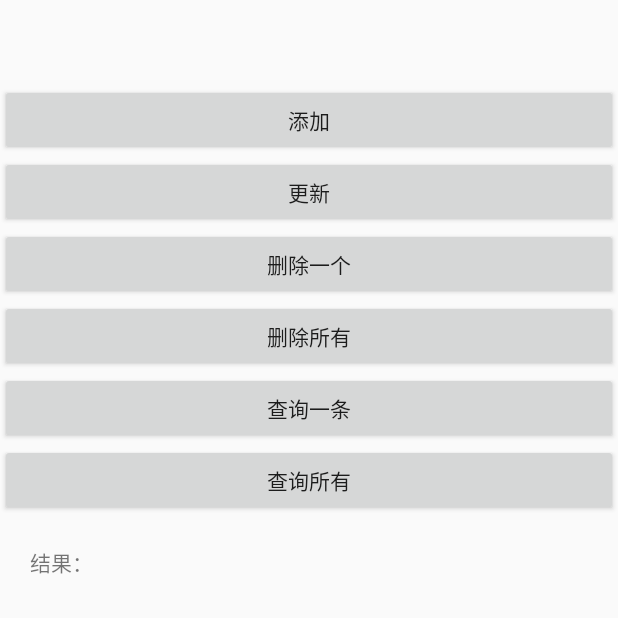
After one commit to qqxliufeng/RedPacketMonkey, an Android app: the TestRedPacket screen opened directly, with no data from a screen before it, on a phone screen of 412 x 824 dp, the top half of it. The commit adds this screen. Run offline under Robolectric (Android 15) with nearby library versions, the phone set to English and light mode, and no system bars.

```diff
--- a/app/src/main/AndroidManifest.xml
+++ b/app/src/main/AndroidManifest.xml
@@ -73,6 +73,9 @@
             android:exported="true"
             android:launchMode="singleTop"
             android:theme="@android:style/Theme.NoDisplay" />
+        <activity android:name=".ui.activity.TestRedPacket" >
+
+        </activity>
 
     </application>
 
--- a/app/src/main/java/com/android/ql/lf/redpacketmonkey/data/GroupBean.kt
+++ b/app/src/main/java/com/android/ql/lf/redpacketmonkey/data/GroupBean.kt
@@ -12,7 +12,7 @@ class GroupBean : Serializable {
     var group_pic: String? = null
     var group_cou: String? = null
     var group_number: String? = null
-    var group_gid: String? = null
+    var group_gid: Long? = null
     var group_max: String? = null
     var group_is_show: String? = null
     var group_times: String? = null
--- /dev/null
+++ b/app/src/main/java/com/android/ql/lf/redpacketmonkey/ui/activity/TestRedPacket.kt
@@ -0,0 +1,59 @@
+package com.android.ql.lf.redpacketmonkey.ui.activity
+
+import com.android.ql.lf.redpacketmonkey.R
+import com.android.ql.lf.redpacketmonkey.application.MyApplication
+import com.android.ql.lf.redpacketmonkey.data.room.RedPacketEntity
+import com.google.gson.Gson
+import kotlinx.android.synthetic.main.test_red_packet_layout.*
+import java.util.*
+
+class TestRedPacket : BaseActivity() {
+
+    private val redPacketDao by lazy {
+        MyApplication.getInstance().redPacketDao
+    }
+
+    private var index:Long = 3
+
+    override fun getLayoutId() = R.layout.test_red_packet_layout
+
+    override fun initView() {
+        mBtAdd.setOnClickListener {
+            val redPacketEntity = RedPacketEntity()
+            redPacketEntity.sendUserNickName = "this is new insert nick name"
+            redPacketEntity.sendUserFace = "this is new insert face"
+            redPacketEntity.newColumn = "this is new column"
+            redPacketEntity.sendTime = "${System.currentTimeMillis()}"
+            val random = Random()
+            redPacketEntity.redPacketId = random.nextInt(1000).toLong()
+            redPacketDao.insertRedPacket(redPacketEntity)
+        }
+        mBtUpdate.setOnClickListener {
+            val redPacketEntity = RedPacketEntity()
+            redPacketEntity.id = 4
+            redPacketEntity.sendUserNickName = "this is new update nick name"
+            redPacketEntity.sendUserFace = "this is new update face"
+            redPacketEntity.sendTime = "${System.currentTimeMillis()}"
+            redPacketEntity.redPacketId = 2
+            redPacketDao.updateRedPacket(redPacketEntity)
+        }
+        mBtDeleteOne.setOnClickListener {
+            val redPacketEntity = RedPacketEntity()
+            redPacketEntity.redPacketId = 2
+            redPacketDao.deleteRedPacket(redPacketEntity)
+        }
+        mBtDeleteAll.setOnClickListener {
+            redPacketDao.deleteAll()
+        }
+        mBtQueryOne.setOnClickListener {
+            redPacketDao.queryById(2).apply {
+                mTvResult.text = Gson().toJson(this)
+            }
+        }
+        mBtQueryAll.setOnClickListener {
+            redPacketDao.queryAll().apply {
+                mTvResult.text = Gson().toJson(this)
+            }
+        }
+    }
+}
--- a/app/src/main/java/com/android/ql/lf/redpacketmonkey/ui/fragment/mine/LoginFragment.kt
+++ b/app/src/main/java/com/android/ql/lf/redpacketmonkey/ui/fragment/mine/LoginFragment.kt
@@ -87,11 +87,15 @@ class LoginFragment : BaseNetWorkingFragment() {
             userPresent.onLogin(obj as JSONObject)
             JMessageClient.login(UserInfo.getInstance().user_as, UserInfo.getInstance().user_as, object : RequestCallback<List<DeviceInfo>>() {
                 override fun gotResult(p0: Int, p1: String?, p2: List<DeviceInfo>?) {
+                    if (progressDialog != null && progressDialog.isShowing) {
+                        progressDialog.dismiss()
+                        progressDialog = null
+                    }
                     if (p0 == 0) { //表示登录成功
                         startActivity(Intent(mContext, MainActivity::class.java))
                         finish()
                     } else { //表示登录异常，提示异常信息
-                        toast("$p1")
+                        toast("登录失败")
                     }
                 }
             })
--- /dev/null
+++ b/app/src/main/res/layout/test_red_packet_layout.xml
@@ -0,0 +1,59 @@
+<?xml version="1.0" encoding="utf-8"?>
+<android.support.v4.widget.NestedScrollView xmlns:android="http://schemas.android.com/apk/res/android"
+    android:layout_width="match_parent"
+    android:layout_height="match_parent">
+
+    <LinearLayout xmlns:android="http://schemas.android.com/apk/res/android"
+        android:layout_width="match_parent"
+        android:layout_height="match_parent"
+        android:orientation="vertical">
+
+
+        <Button
+            android:id="@+id/mBtAdd"
+            android:layout_width="match_parent"
+            android:layout_height="wrap_content"
+            android:layout_marginTop="?actionBarSize"
+            android:text="添加" />
+
+        <Button
+            android:id="@+id/mBtUpdate"
+            android:layout_width="match_parent"
+            android:layout_height="wrap_content"
+            android:text="更新" />
+
+        <Button
+            android:id="@+id/mBtDeleteOne"
+            android:layout_width="match_parent"
+            android:layout_height="wrap_content"
+            android:text="删除一个" />
+
+
+        <Button
+            android:id="@+id/mBtDeleteAll"
+            android:layout_width="match_parent"
+            android:layout_height="wrap_content"
+            android:text="删除所有" />
+
+        <Button
+            android:id="@+id/mBtQueryOne"
+            android:layout_width="match_parent"
+            android:layout_height="wrap_content"
+            android:text="查询一条" />
+
+        <Button
+            android:id="@+id/mBtQueryAll"
+            android:layout_width="match_parent"
+            android:layout_height="wrap_content"
+            android:text="查询所有" />
+
+
+        <TextView
+            android:id="@+id/mTvResult"
+            android:layout_width="wrap_content"
+            android:layout_height="wrap_content"
+            android:layout_margin="20dp"
+            android:text="结果：" />
+
+    </LinearLayout>
+</android.support.v4.widget.NestedScrollView>
```
Also changed, not shown: app/build.gradle (+13 -0 lines), app/src/main/java/com/android/ql/lf/redpacketmonkey/application/MyApplication.java (+38 -8 lines), app/src/main/java/com/android/ql/lf/redpacketmonkey/data/greendao/ReceiverConverter.java (deleted, +0 -33 lines), app/src/main/java/com/android/ql/lf/redpacketmonkey/data/greendao/ReceiverInfoBean.java (deleted, +0 -78 lines), app/src/main/java/com/android/ql/lf/redpacketmonkey/data/greendao/RedPacketBean.java (deleted, +0 -129 lines), app/src/main/java/com/android/ql/lf/redpacketmonkey/data/room/AppDataBase.java (added, +11 -0 lines), app/src/main/java/com/android/ql/lf/redpacketmonkey/data/room/RedPacketDao.java (added, +64 -0 lines), app/src/main/java/com/android/ql/lf/redpacketmonkey/data/room/RedPacketEntity.java (added, +25 -0 lines), app/src/main/java/com/android/ql/lf/redpacketmonkey/ui/fragment/bottom/GameFragment.kt (+28 -1 lines), app/src/main/java/com/android/ql/lf/redpacketmonkey/ui/fragment/bottom/MessageFragment.kt (+18 -2 lines), app/src/main/java/com/android/ql/lf/redpacketmonkey/ui/fragment/mine/RegisterFragment.kt (+21 -3 lines), 2 other files.
